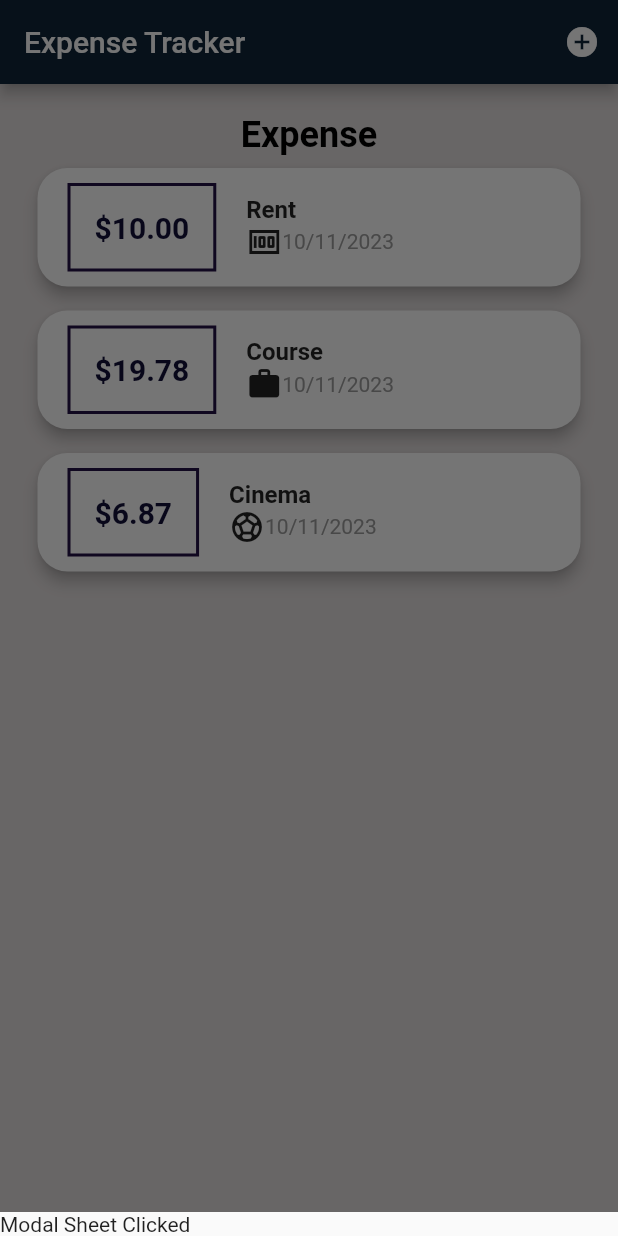
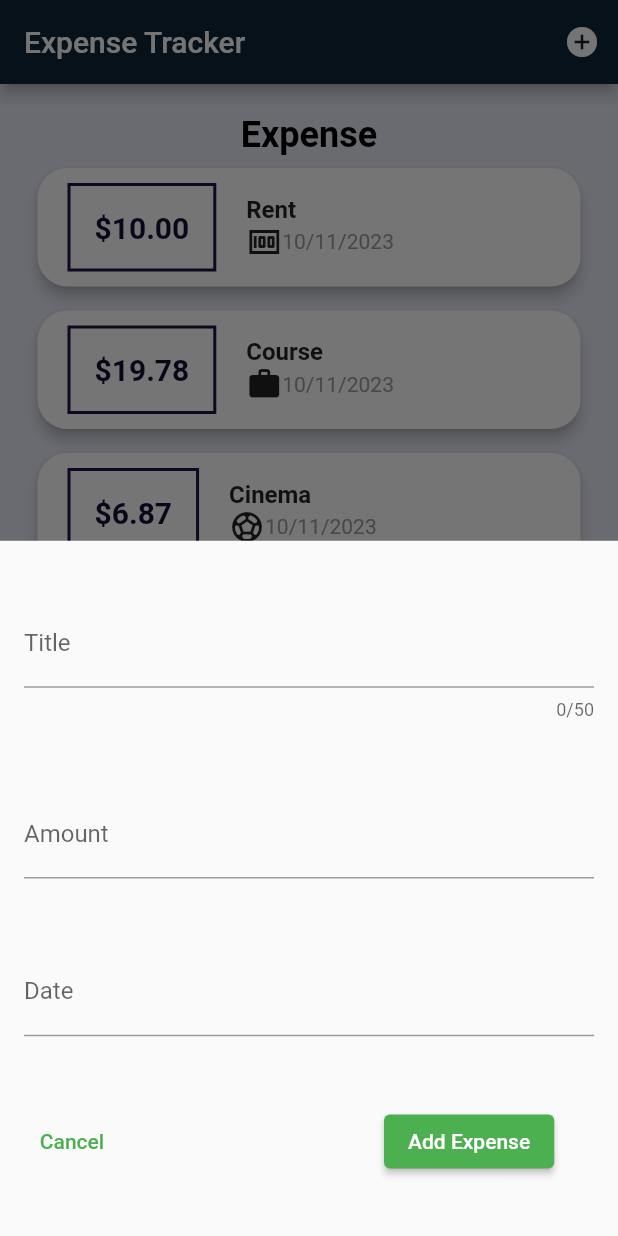
Before and after one commit to Freddie16/Expense-Tracker, a Flutter app: the screen it shows after launch, after a tap on the "add circle" icon, on a phone screen of 412 x 824 dp. Run offline on Flutter 3.47's test engine with Material 2 defaults, Android fonts, the phone set to English and light mode, and no system bars.

Commit message:
added text inputs

```diff
--- a/lib/widgets/home_screen.dart
+++ b/lib/widgets/home_screen.dart
@@ -1,3 +1,4 @@
+import 'package:expense_tracker_app/widgets/new_expense.dart';
 import 'package:flutter/material.dart';
 
 import 'expenses_list/expenses_list.dart';
@@ -36,7 +37,7 @@ class _ExpensesState extends State<Expenses> {
   void _openAddExpenseOverlay() {
     showModalBottomSheet(
       context: context,
-      builder: (context) => Text('Modal Sheet Clicked'),
+      builder: (context) => const NewExpense()
     );
   }
 
@@ -55,7 +56,7 @@ class _ExpensesState extends State<Expenses> {
             )
           ], // for adding action button in the right side of toolbar
         ),
-        backgroundColor: Color.fromARGB(255, 227, 222, 222),
+        backgroundColor: Colors.indigo[50],
         body: Container(
           child: Column(
             mainAxisAlignment: MainAxisAlignment.center,
--- /dev/null
+++ b/lib/widgets/new_expense.dart
@@ -0,0 +1,71 @@
+import 'package:flutter/material.dart';
+
+class NewExpense extends StatefulWidget {
+  const NewExpense({super.key});
+
+  @override
+  State<NewExpense> createState() => _NewExpenseState();
+}
+
+class _NewExpenseState extends State<NewExpense> {
+  final _titleController = TextEditingController();
+  final _amountController = TextEditingController();
+  final _dateController = TextEditingController();
+
+
+  @override
+  void dispose() {
+    _titleController.dispose();
+    _amountController.dispose();
+    _dateController.dispose();
+    super.dispose();
+  }
+
+  @override
+  Widget build(BuildContext context) {
+    return Padding(
+      padding: EdgeInsets.all(16),
+      child: Column(
+        mainAxisAlignment: MainAxisAlignment.spaceAround,
+        children: [
+          TextField(
+            controller: _titleController,
+            maxLength: 50,
+            decoration: InputDecoration(labelText: 'Title'),
+          ),
+          TextField(
+            controller: _amountController,
+            keyboardType: TextInputType.number,
+            decoration: InputDecoration(
+              prefixText: '\$ ',
+              labelText: 'Amount'),
+          ),
+          TextField(
+            controller: _dateController,
+            keyboardType: TextInputType.datetime,
+            decoration: InputDecoration(labelText: 'Date'),
+          ),
+          Row(
+            children: [
+              TextButton(onPressed: () {
+                Navigator.of(context).pop();
+              }
+              , child: Text('Cancel'),
+              ),
+              SizedBox(width: 176.0),
+          ElevatedButton(
+            onPressed: () {
+              print(_titleController.text);
+               print(_amountController.text);
+                print(_dateController.text);
+            },
+            child: Text(
+                'Add Expense'), // TODO: change to primaryColor when it is available in the themey
+          ),
+            ],
+          ),
+        ],
+      ),
+    );
+  }
+}
```
